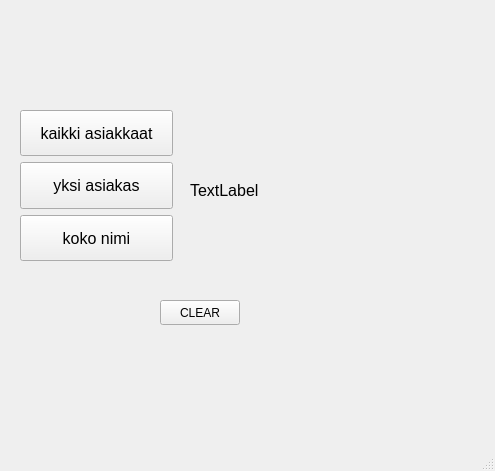
Old version of the form qt_frotend/mainwindow.ui in the repository t9musa/qt_example.
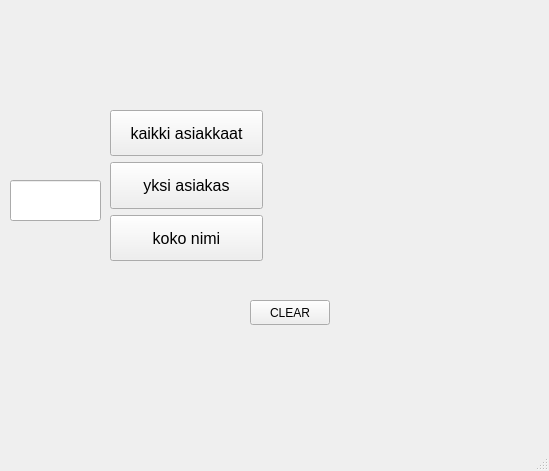
New version of the form.

Commit message: get example ready

```diff
--- a/qt_frotend/mainwindow.ui
+++ b/qt_frotend/mainwindow.ui
@@ -6,7 +6,7 @@
    <rect>
     <x>0</x>
     <y>0</y>
-    <width>495</width>
+    <width>549</width>
     <height>471</height>
    </rect>
   </property>
@@ -17,7 +17,7 @@
    <widget class="QLabel" name="label">
     <property name="geometry">
      <rect>
-      <x>190</x>
+      <x>280</x>
       <y>100</y>
       <width>241</width>
       <height>181</height>
@@ -29,13 +29,13 @@
      </font>
     </property>
     <property name="text">
-     <string>TextLabel</string>
+     <string/>
     </property>
    </widget>
    <widget class="QWidget" name="verticalLayoutWidget">
     <property name="geometry">
      <rect>
-      <x>20</x>
+      <x>110</x>
       <y>110</y>
       <width>153</width>
       <height>151</height>
@@ -101,7 +101,7 @@
    <widget class="QPushButton" name="clear">
     <property name="geometry">
      <rect>
-      <x>160</x>
+      <x>250</x>
       <y>300</y>
       <width>80</width>
       <height>25</height>
@@ -111,6 +111,21 @@
      <string>CLEAR</string>
     </property>
    </widget>
+   <widget class="QLineEdit" name="lineEdit">
+    <property name="geometry">
+     <rect>
+      <x>10</x>
+      <y>180</y>
+      <width>91</width>
+      <height>41</height>
+     </rect>
+    </property>
+    <property name="font">
+     <font>
+      <pointsize>12</pointsize>
+     </font>
+    </property>
+   </widget>
   </widget>
   <widget class="QMenuBar" name="menubar">
    <property name="geometry">
```
Left out of the diff: 2 changed lines with no effect on the pictures. The commit also changes 2 other files.
